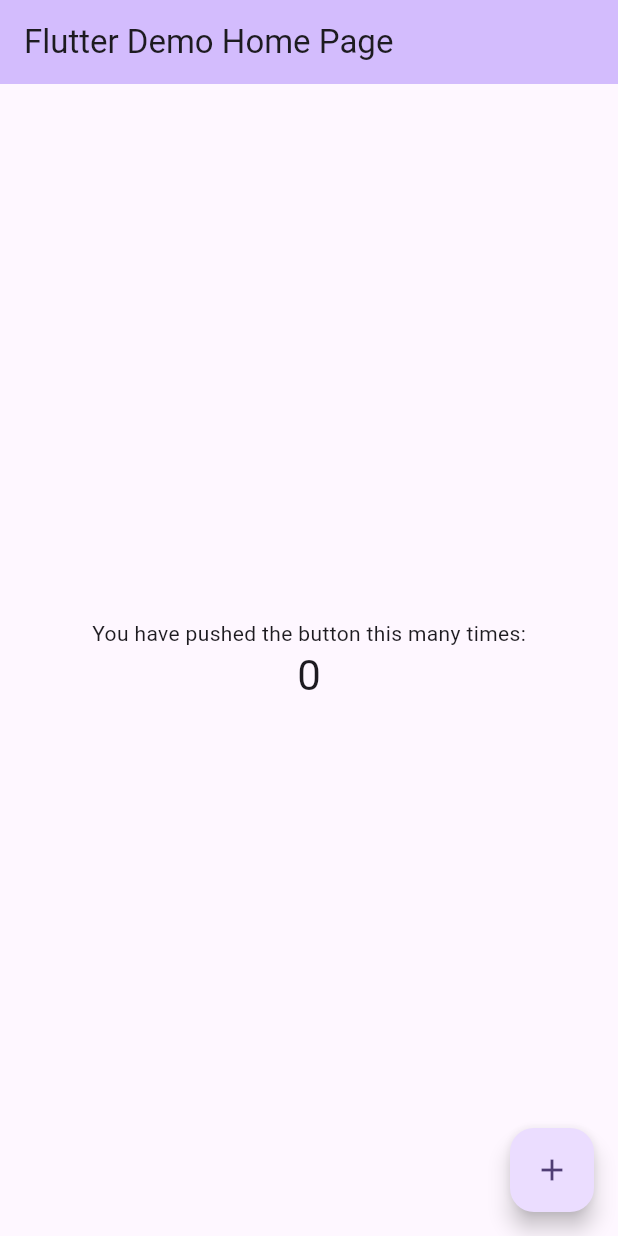
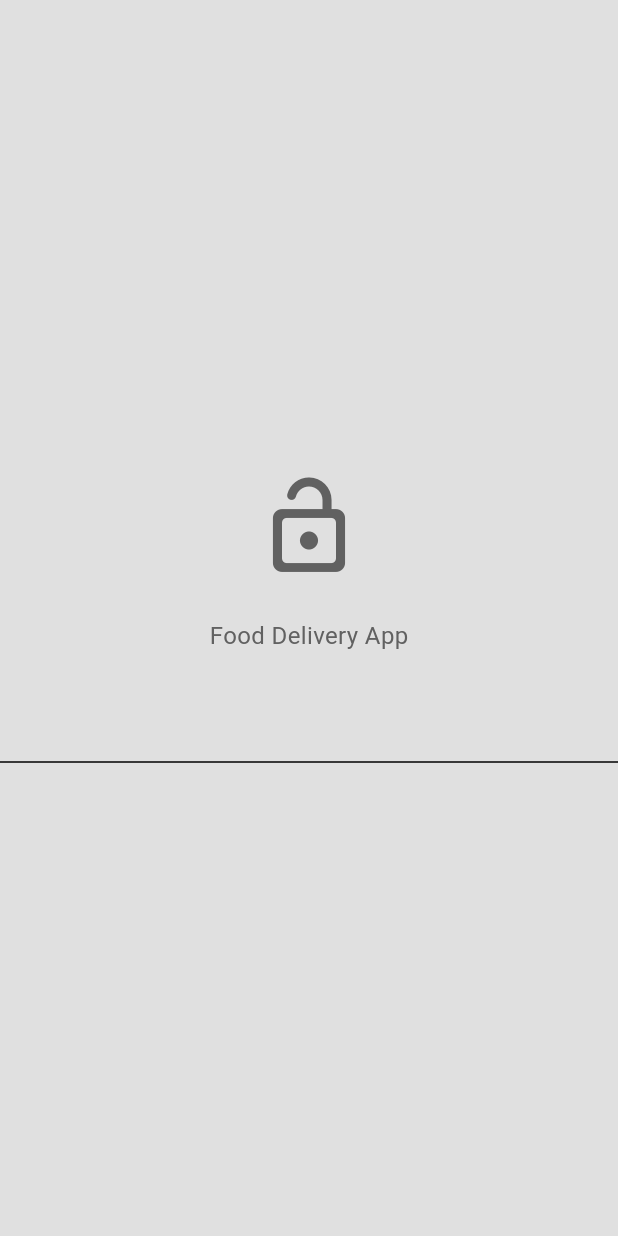
Before and after one commit to YulduzM1/brewDash, a Flutter app: the screen it shows after launch, on a phone screen of 412 x 824 dp. Run offline on Flutter 3.47's test engine with Material 3 defaults, Android fonts, the phone set to English and light mode, and no system bars.

Commit message:
Added Dark and Light mode themes.

```diff
--- a/brew_dash_app/lib/main.dart
+++ b/brew_dash_app/lib/main.dart
@@ -1,125 +1,25 @@
 import 'package:flutter/material.dart';
-
+import 'pages/login_page.dart';
+import 'package:brew_dash_app/themes/theme_provider.dart';
+import 'package:provider/provider.dart';
 void main() {
-  runApp(const MyApp());
+  runApp(
+    ChangeNotifierProvider(
+      create: (context) => ThemeProvider(),
+      child: const MyApp(),
+    ),
+  );
 }
 
 class MyApp extends StatelessWidget {
   const MyApp({super.key});
 
-  // This widget is the root of your application.
   @override
   Widget build(BuildContext context) {
-    return MaterialApp(
-      title: 'Flutter Demo',
-      theme: ThemeData(
-        // This is the theme of your application.
-        //
-        // TRY THIS: Try running your application with "flutter run". You'll see
-        // the application has a purple toolbar. Then, without quitting the app,
-        // try changing the seedColor in the colorScheme below to Colors.green
-        // and then invoke "hot reload" (save your changes or press the "hot
-        // reload" button in a Flutter-supported IDE, or press "r" if you used
-        // the command line to start the app).
-        //
-        // Notice that the counter didn't reset back to zero; the application
-        // state is not lost during the reload. To reset the state, use hot
-        // restart instead.
-        //
-        // This works for code too, not just values: Most code changes can be
-        // tested with just a hot reload.
-        colorScheme: ColorScheme.fromSeed(seedColor: Colors.deepPurple),
-        useMaterial3: true,
-      ),
-      home: const MyHomePage(title: 'Flutter Demo Home Page'),
+    return  MaterialApp(
+      debugShowCheckedModeBanner: false,
+      home: const LoginPage(),
+      theme: Provider.of<ThemeProvider>(context).themeData,
     );
   }
 }
-
-class MyHomePage extends StatefulWidget {
-  const MyHomePage({super.key, required this.title});
-
-  // This widget is the home page of your application. It is stateful, meaning
-  // that it has a State object (defined below) that contains fields that affect
-  // how it looks.
-
-  // This class is the configuration for the state. It holds the values (in this
-  // case the title) provided by the parent (in this case the App widget) and
-  // used by the build method of the State. Fields in a Widget subclass are
-  // always marked "final".
-
-  final String title;
-
-  @override
-  State<MyHomePage> createState() => _MyHomePageState();
-}
-
-class _MyHomePageState extends State<MyHomePage> {
-  int _counter = 0;
-
-  void _incrementCounter() {
-    setState(() {
-      // This call to setState tells the Flutter framework that something has
-      // changed in this State, which causes it to rerun the build method below
-      // so that the display can reflect the updated values. If we changed
-      // _counter without calling setState(), then the build method would not be
-      // called again, and so nothing would appear to happen.
-      _counter++;
-    });
-  }
-
-  @override
-  Widget build(BuildContext context) {
-    // This method is rerun every time setState is called, for instance as done
-    // by the _incrementCounter method above.
-    //
-    // The Flutter framework has been optimized to make rerunning build methods
-    // fast, so that you can just rebuild anything that needs updating rather
-    // than having to individually change instances of widgets.
-    return Scaffold(
-      appBar: AppBar(
-        // TRY THIS: Try changing the color here to a specific color (to
-        // Colors.amber, perhaps?) and trigger a hot reload to see the AppBar
-        // change color while the other colors stay the same.
-        backgroundColor: Theme.of(context).colorScheme.inversePrimary,
-        // Here we take the value from the MyHomePage object that was created by
-        // the App.build method, and use it to set our appbar title.
-        title: Text(widget.title),
-      ),
-      body: Center(
-        // Center is a layout widget. It takes a single child and positions it
-        // in the middle of the parent.
-        child: Column(
-          // Column is also a layout widget. It takes a list of children and
-          // arranges them vertically. By default, it sizes itself to fit its
-          // children horizontally, and tries to be as tall as its parent.
-          //
-          // Column has various properties to control how it sizes itself and
-          // how it positions its children. Here we use mainAxisAlignment to
-          // center the children vertically; the main axis here is the vertical
-          // axis because Columns are vertical (the cross axis would be
-          // horizontal).
-          //
-          // TRY THIS: Invoke "debug painting" (choose the "Toggle Debug Paint"
-          // action in the IDE, or press "p" in the console), to see the
-          // wireframe for each widget.
-          mainAxisAlignment: MainAxisAlignment.center,
-          children: <Widget>[
-            const Text(
-              'You have pushed the button this many times:',
-            ),
-            Text(
-              '$_counter',
-              style: Theme.of(context).textTheme.headlineMedium,
-            ),
-          ],
-        ),
-      ),
-      floatingActionButton: FloatingActionButton(
-        onPressed: _incrementCounter,
-        tooltip: 'Increment',
-        child: const Icon(Icons.add),
-      ), // This trailing comma makes auto-formatting nicer for build methods.
-    );
-  }
-}
--- /dev/null
+++ b/brew_dash_app/lib/pages/login_page.dart
@@ -0,0 +1,43 @@
+import 'package:flutter/material.dart';
+
+class LoginPage extends StatelessWidget {
+  const LoginPage({super.key});
+
+  @override
+  Widget build(BuildContext context) {
+    return Scaffold(
+      backgroundColor: Theme.of(context).colorScheme.background,
+      body: Center(
+      child: Column(
+        mainAxisAlignment: MainAxisAlignment.center,
+        children: [
+          //LOGO
+          Icon(
+            Icons.lock_open_rounded,
+            size: 72,
+            color: Theme.of(context).colorScheme.inversePrimary,
+          ),
+
+          const SizedBox(height: 25),
+
+          //message aop slogan
+          Text(
+            "Food Delivery App",
+            style: TextStyle(
+              fontSize: 16,
+              color: Theme.of(context).colorScheme.inversePrimary,
+            ),
+          ),
+
+          const SizedBox(height: 25),
+
+          //email textField
+          TextField()
+
+        ],
+      ),
+    )
+    );
+  }
+
+}
--- /dev/null
+++ b/brew_dash_app/lib/themes/dark_mode.dart
@@ -0,0 +1,11 @@
+import 'package:flutter/material.dart';
+
+ThemeData darkMode = ThemeData(
+  colorScheme: ColorScheme.dark(
+    background: const Color.fromARGB(255, 20, 20, 20),
+    primary: const Color.fromARGB(255, 122, 122, 122),
+    secondary: const Color.fromARGB(255, 30, 30, 30),
+    tertiary: const Color.fromARGB(255, 47, 47, 47),
+    inversePrimary: Colors.grey.shade300,
+  ),
+);
--- /dev/null
+++ b/brew_dash_app/lib/themes/light_mode.dart
@@ -0,0 +1,11 @@
+import 'package:flutter/material.dart';
+
+ThemeData lightMode = ThemeData(
+  colorScheme: ColorScheme.light(
+    background: Colors.grey.shade300,
+    primary:  Colors.grey.shade500,
+    secondary: Colors.grey.shade100,
+    tertiary: Colors.white,
+    inversePrimary: Colors.grey.shade700,
+  ),
+);
--- /dev/null
+++ b/brew_dash_app/lib/themes/theme_provider.dart
@@ -0,0 +1,23 @@
+import 'package:flutter/material.dart';
+import 'package:brew_dash_app/themes/dark_mode.dart';
+import 'package:brew_dash_app/themes/light_mode.dart';
+
+class ThemeProvider with ChangeNotifier {
+  ThemeData _themeData = lightMode;
+
+  ThemeData get themeData => _themeData;
+  bool get isDarkMode => _themeData == darkMode;
+
+  set themeData(ThemeData themeData) {
+    _themeData = themeData;
+    notifyListeners();
+  }
+
+  void toggleTheme() {
+    if (_themeData == Icons.light_mode) {
+      themeData = darkMode;
+    } else {
+      themeData = lightMode;
+    }
+  }
+}
--- a/brew_dash_app/pubspec.yaml
+++ b/brew_dash_app/pubspec.yaml
@@ -35,6 +35,7 @@ dependencies:
   # The following adds the Cupertino Icons font to your application.
   # Use with the CupertinoIcons class for iOS style icons.
   cupertino_icons: ^1.0.6
+  provider: ^6.1.2
 
 dev_dependencies:
   flutter_test:
```
Also changed, not shown: brew_dash_app/lib/components/my_textfield.dart (added), brew_dash_app/pubspec.lock.
